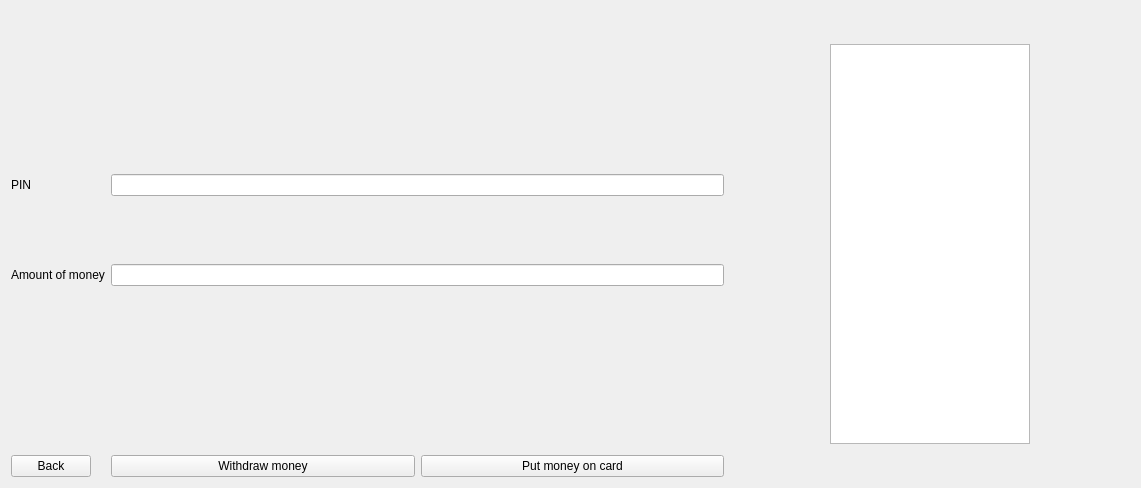
IvanBlyzniuk/MOOP_Project, file ATM/putwithdrawwidget.ui: the form before one commit.
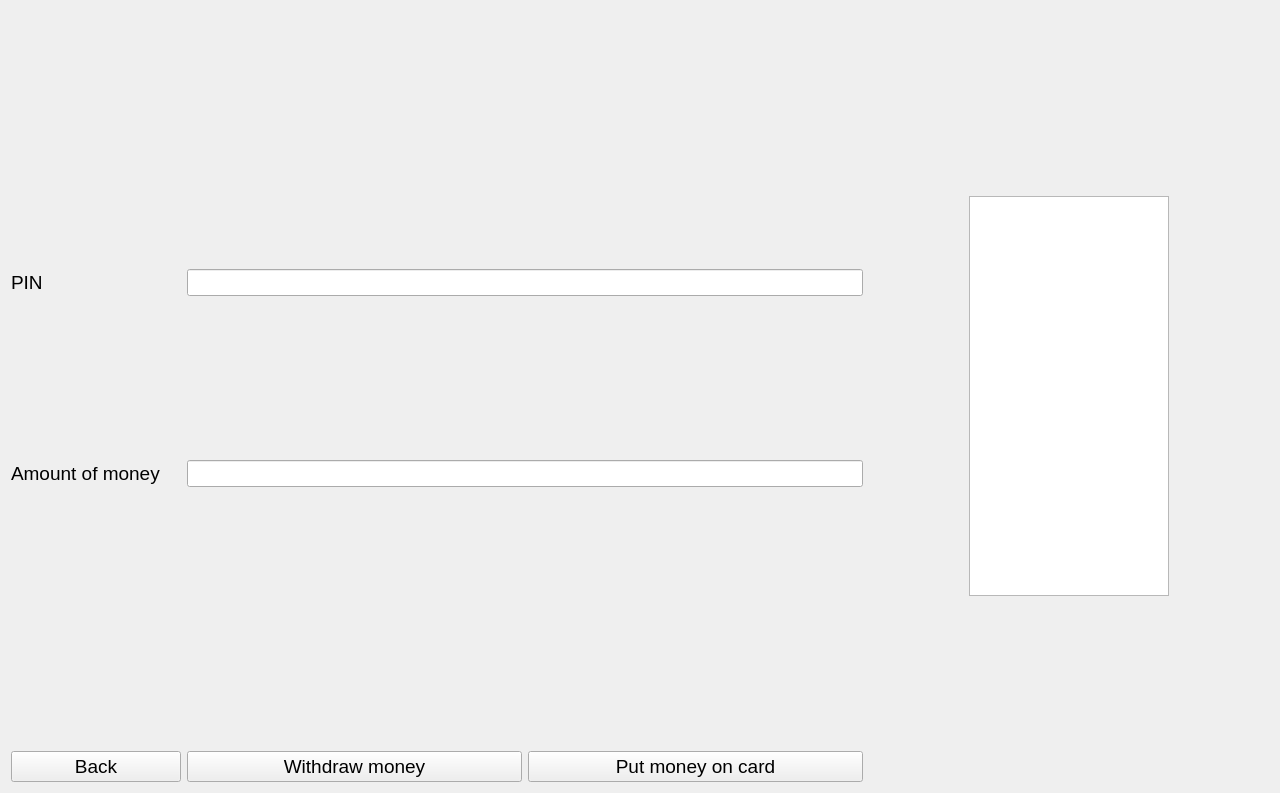
The form after the commit.

```diff
--- a/ATM/putwithdrawwidget.ui
+++ b/ATM/putwithdrawwidget.ui
@@ -6,8 +6,8 @@
    <rect>
     <x>0</x>
     <y>0</y>
-    <width>1141</width>
-    <height>488</height>
+    <width>1280</width>
+    <height>793</height>
    </rect>
   </property>
   <property name="windowTitle">
@@ -37,13 +37,24 @@
      </item>
      <item row="1" column="0">
       <widget class="QLabel" name="label_3">
+       <property name="font">
+        <font>
+         <pointsize>14</pointsize>
+        </font>
+       </property>
        <property name="text">
         <string>PIN</string>
        </property>
       </widget>
      </item>
      <item row="1" column="1">
-      <widget class="QLineEdit" name="pinInputField"/>
+      <widget class="QLineEdit" name="pinInputField">
+       <property name="font">
+        <font>
+         <pointsize>12</pointsize>
+        </font>
+       </property>
+      </widget>
      </item>
      <item row="2" column="1">
       <spacer name="verticalSpacer_5">
@@ -60,13 +71,24 @@
      </item>
      <item row="3" column="0">
       <widget class="QLabel" name="label">
+       <property name="font">
+        <font>
+         <pointsize>14</pointsize>
+        </font>
+       </property>
        <property name="text">
         <string>Amount of money</string>
        </property>
       </widget>
      </item>
      <item row="3" column="1">
-      <widget class="QLineEdit" name="moneyInputField"/>
+      <widget class="QLineEdit" name="moneyInputField">
+       <property name="font">
+        <font>
+         <pointsize>12</pointsize>
+        </font>
+       </property>
+      </widget>
      </item>
      <item row="4" column="1">
       <spacer name="verticalSpacer_4">
@@ -81,17 +103,33 @@
        </property>
       </spacer>
      </item>
-     <item row="6" column="0">
+     <item row="5" column="0">
       <widget class="QPushButton" name="backButton">
+       <property name="minimumSize">
+        <size>
+         <width>170</width>
+         <height>0</height>
+        </size>
+       </property>
+       <property name="font">
+        <font>
+         <pointsize>14</pointsize>
+        </font>
+       </property>
        <property name="text">
         <string>Back</string>
        </property>
       </widget>
      </item>
-     <item row="6" column="1">
+     <item row="5" column="1">
       <layout class="QHBoxLayout" name="horizontalLayout_2">
        <item>
         <widget class="QPushButton" name="withdrawMoneyButton">
+         <property name="font">
+          <font>
+           <pointsize>14</pointsize>
+          </font>
+         </property>
          <property name="text">
           <string>Withdraw money</string>
          </property>
@@ -99,6 +137,11 @@
        </item>
        <item>
         <widget class="QPushButton" name="putMoneyButton">
+         <property name="font">
+          <font>
+           <pointsize>14</pointsize>
+          </font>
+         </property>
          <property name="text">
           <string>Put money on card</string>
          </property>
@@ -132,6 +175,11 @@
        <height>400</height>
       </size>
      </property>
+     <property name="font">
+      <font>
+       <pointsize>12</pointsize>
+      </font>
+     </property>
     </widget>
    </item>
    <item>
```
